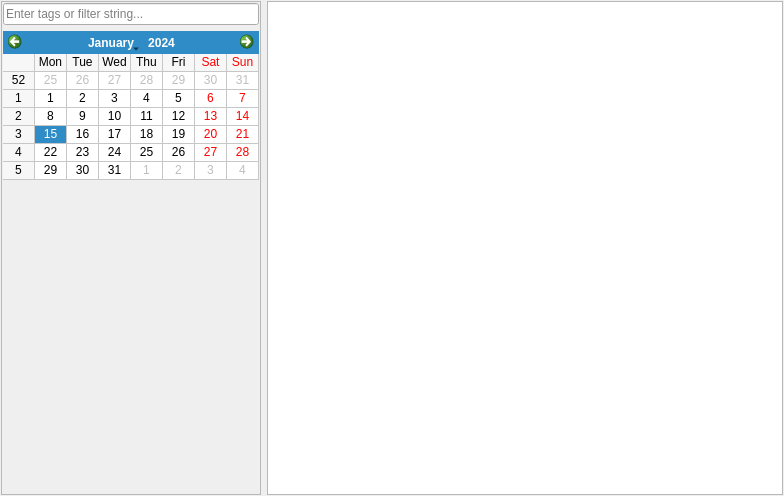
Old version of the form src/plugins/otlozhu/todotab.ui in the repository 0xd34df00d/leechcraft.
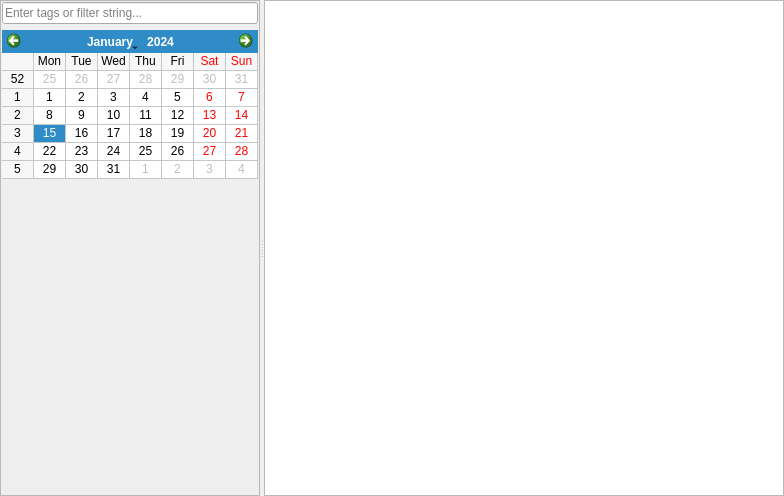
New version of the form. Custom widgets are drawn as their Qt base class.

Commit message: [Otlozhu] Splitter-based tab design, closes #1600.

```diff
--- a/src/plugins/otlozhu/todotab.ui
+++ b/src/plugins/otlozhu/todotab.ui
@@ -13,11 +13,15 @@
   <property name="windowTitle">
    <string/>
   </property>
-  <layout class="QHBoxLayout" name="horizontalLayout">
+  <layout class="QVBoxLayout" name="verticalLayout_2">
    <property name="margin">
-    <number>1</number>
+    <number>0</number>
    </property>
    <item>
+    <widget class="QSplitter" name="splitter">
+     <property name="orientation">
+      <enum>Qt::Horizontal</enum>
+     </property>
     <widget class="QFrame" name="frame">
      <property name="frameShape">
       <enum>QFrame::StyledPanel</enum>
@@ -45,7 +49,7 @@
       <item>
        <widget class="QCalendarWidget" name="Calendar_">
         <property name="sizePolicy">
-         <sizepolicy hsizetype="Fixed" vsizetype="Fixed">
+          <sizepolicy hsizetype="Preferred" vsizetype="Fixed">
           <horstretch>0</horstretch>
           <verstretch>0</verstretch>
          </sizepolicy>
@@ -73,9 +77,13 @@
       </item>
      </layout>
     </widget>
-   </item>
-   <item>
     <widget class="QTreeView" name="TodoTree_">
+      <property name="sizePolicy">
+       <sizepolicy hsizetype="Expanding" vsizetype="Expanding">
+        <horstretch>1</horstretch>
+        <verstretch>0</verstretch>
+       </sizepolicy>
+      </property>
      <property name="contextMenuPolicy">
       <enum>Qt::ActionsContextMenu</enum>
      </property>
@@ -85,6 +93,7 @@
      <property name="sortingEnabled">
       <bool>true</bool>
      </property>
+     </widget>
     </widget>
    </item>
   </layout>
```
Lines whose indentation alone changed are shown as unchanged.
